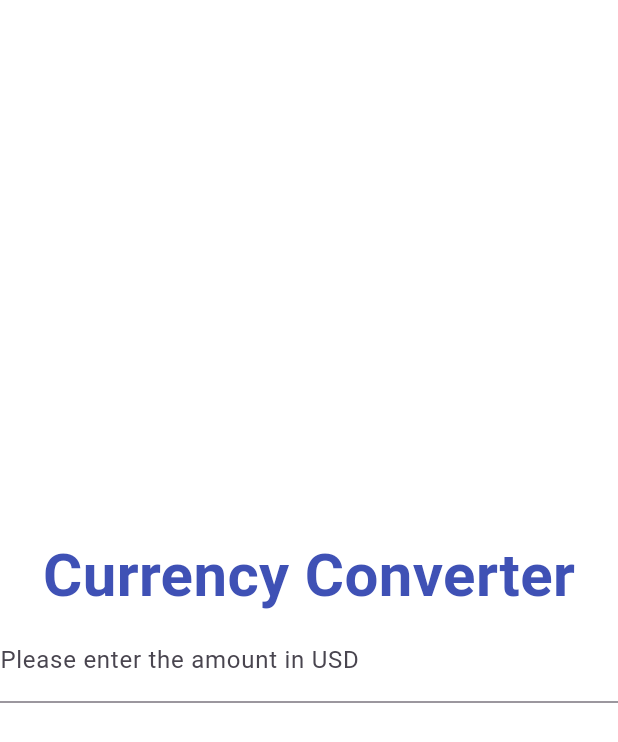
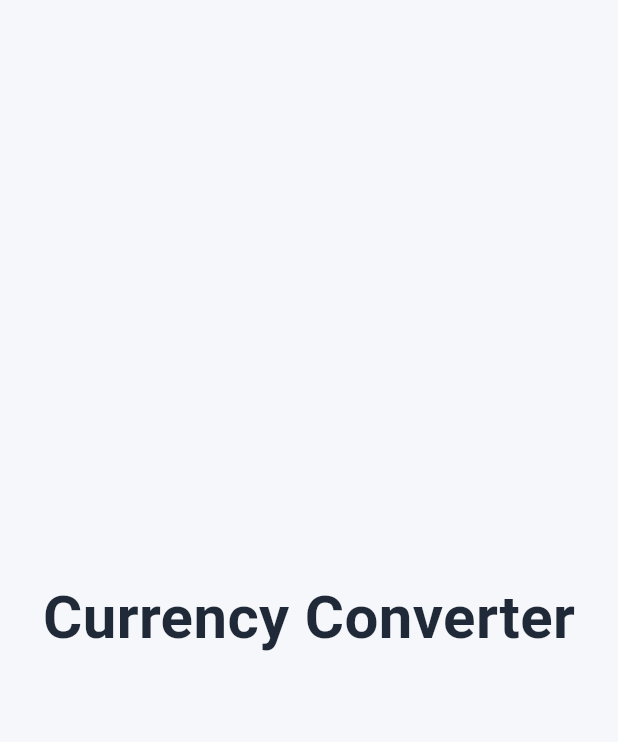
Before and after one commit to zishahed/Flutter-Projects, a Flutter app: the screen it shows after launch, on a phone screen of 412 x 824 dp. Shown: the top 742 px of the screen. Run offline on Flutter 3.47's test engine with Material 3 defaults, Android fonts, the phone set to English and light mode, and no system bars.

Commit message:
redesign template

```diff
--- a/currency_converter_app/lib/home_page.dart
+++ b/currency_converter_app/lib/home_page.dart
@@ -2,29 +2,28 @@ import 'package:flutter/material.dart';
 
 class HomePage extends StatelessWidget {
   const HomePage({super.key});
+
   @override
   Widget build(BuildContext context) {
     return Scaffold(
-      backgroundColor: Colors.white,
+      backgroundColor: const Color.fromARGB(255, 245, 247, 250),
       body: Center(
         child: Column(
           mainAxisAlignment: MainAxisAlignment.center,
           children: [
-            Text(
+            const Text(
               "Currency Converter",
               style: TextStyle(
-                color: Colors.indigo,
+                color: Color.fromARGB(255, 31, 41, 55),
                 fontSize: 40.0,
-                fontWeight: FontWeight.bold, // w700 = bold, w400 = normal
-              ),
-            ),
-            TextField(
-              style: TextStyle(color: Colors.indigo),
-              decoration: InputDecoration(
-                labelText: "Please enter the amount in USD",
+                fontWeight: FontWeight.bold,
               ),
             ),
           ],
+          // Using Sized Box
+          // TextField     CurrencyUnit
+          // OutputField   CurrencyUnit
+          // Logic triggers on every digit typed
         ),
       ),
     );
```
